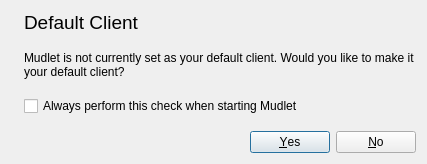
Old version of the form src/ui/check_default_client.ui in the repository Mudlet/Mudlet.
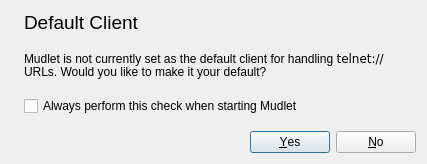
New version of the form. Icons and pictures are not drawn.

The edit to the form file:
```diff
--- a/src/ui/check_default_client.ui
+++ b/src/ui/check_default_client.ui
@@ -64,7 +64,7 @@
       </size>
      </property>
      <property name="text">
-      <string>Mudlet is not currently set as your default client. Would you like to make it your default client?</string>
+      <string><![CDATA[Mudlet is not currently set as the default client for handling <code>telnet://</code> URLs. Would you like to make it your default?]]></string>
      </property>
      <property name="wordWrap">
       <bool>true</bool>
```
